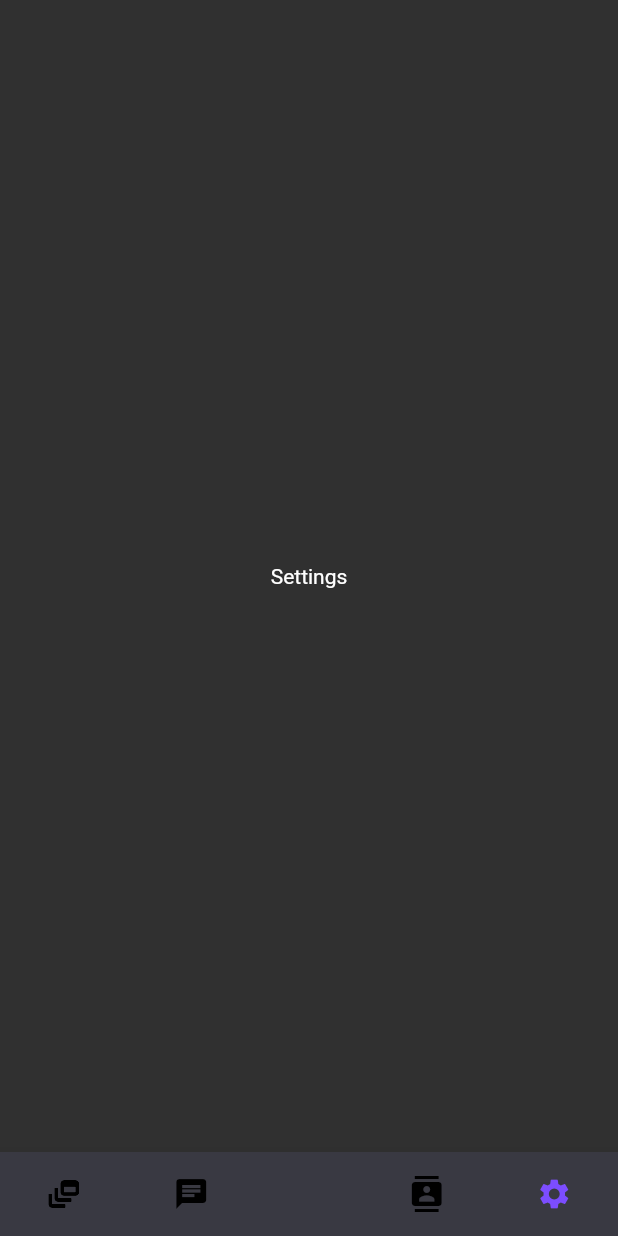
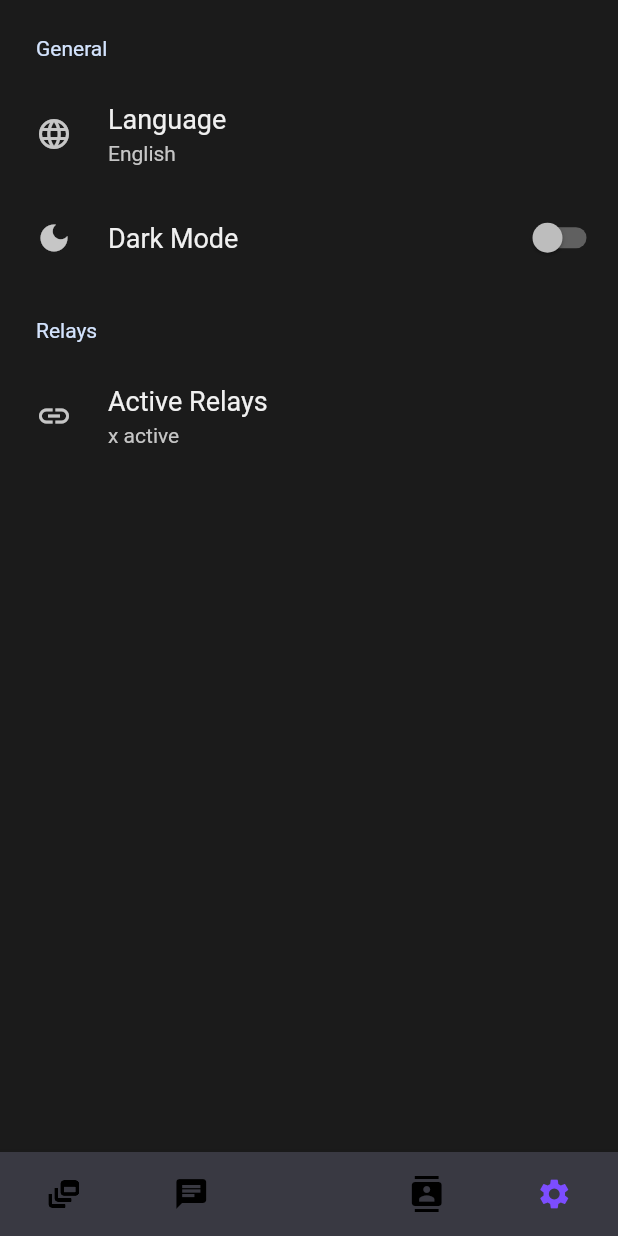
Before and after one commit to fusion44/fluestr, a Flutter app: the HomePage screen opened by its route, item 4 of the bottom bar chosen, on a phone screen of 412 x 824 dp. Run offline on Flutter 3.47's test engine with Material 2 defaults, Android fonts, the phone set to English and light mode, and no system bars; drawn by our look-alikes of animated_bottom_navigation_bar, settings_ui; our stand-ins replace auto_size_text, flutter_bloc, flutter_i18n, flutter_spinkit, go_router, hex and 3 more; missing offline and left inert: bip32, bip340, bip39; accounts and stored records are empty; network calls fail.

Commit message:
feat: implement a settings page

```diff
--- a/lib/common/constants.dart
+++ b/lib/common/constants.dart
@@ -13,6 +13,7 @@ const String prefTheme = 'theme_preference';
 const String prefPinActive = 'pin_active';
 const String prefPin = 'pin_string';
 const String prefCredentials = 'pref_credentials';
+const String prefRelayUrls = 'pref_relay_urls';
 
 // Routes
 const String routeSplash = '/';
--- a/lib/settings/settings_page.dart
+++ b/lib/settings/settings_page.dart
@@ -1,4 +1,7 @@
 import 'package:flutter/material.dart';
+
+import 'package:go_router/go_router.dart';
+import 'package:settings_ui/settings_ui.dart';
 
 class SettingsPage extends StatefulWidget {
   @override
@@ -8,6 +11,45 @@ class SettingsPage extends StatefulWidget {
 class _SettingsPageState extends State<SettingsPage> {
   @override
   Widget build(BuildContext context) {
-    return Center(child: Text('Settings'));
+    final theme = Theme.of(context);
+    return SafeArea(
+      child: SettingsList(
+        sections: [
+          SettingsSection(
+            title: Text('General'),
+            tiles: <SettingsTile>[
+              SettingsTile.navigation(
+                leading: Icon(Icons.language),
+                title: Text('Language'),
+                value: Text('English'),
+                onPressed: (context) =>
+                    ScaffoldMessenger.of(context).showSnackBar(
+                  SnackBar(content: Text('Not implemented :(')),
+                ),
+              ),
+              SettingsTile.switchTile(
+                onToggle: (value) => ScaffoldMessenger.of(context).showSnackBar(
+                  SnackBar(content: Text('Not implemented :(')),
+                ),
+                initialValue: false,
+                leading: Icon(Icons.dark_mode),
+                title: Text('Dark Mode'),
+              ),
+            ],
+          ),
+          SettingsSection(
+            title: Text('Relays'),
+            tiles: [
+              SettingsTile.navigation(
+                leading: Icon(Icons.link),
+                title: Text('Active Relays'),
+                value: Text('x active'),
+                onPressed: (context) => context.pushNamed('relays'),
+              )
+            ],
+          )
+        ],
+      ),
+    );
   }
 }
--- a/pubspec.yaml
+++ b/pubspec.yaml
@@ -31,7 +31,10 @@ dependencies:
   auto_size_text: ^3.0.0
   hex: ^0.2.0
   flutter_bloc: ^8.0.1
+  equatable: ^2.0.3
   cupertino_icons: ^1.0.2
+  settings_ui: ^2.0.2
+
 
 dev_dependencies:
   flutter_test:
```
Also changed, not shown: lib/common/pages/edit_relays_page.dart (added, +140 -0 lines), lib/main.dart (+26 -1 lines), lib/utils.dart (+14 -0 lines), pubspec.lock.
